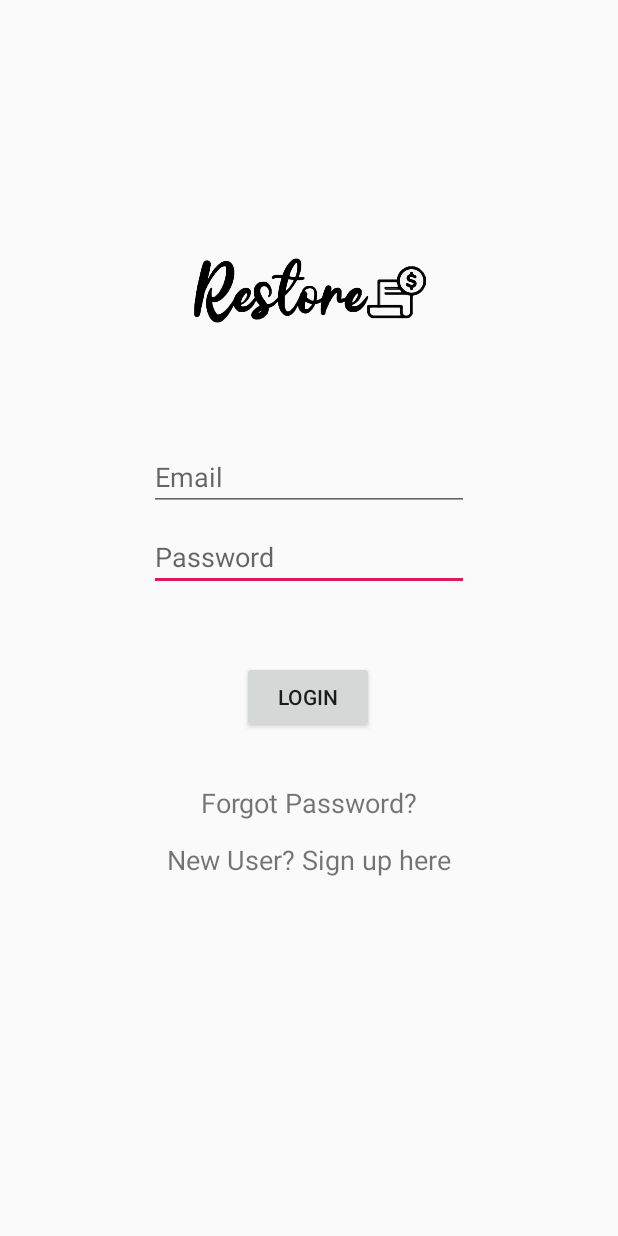
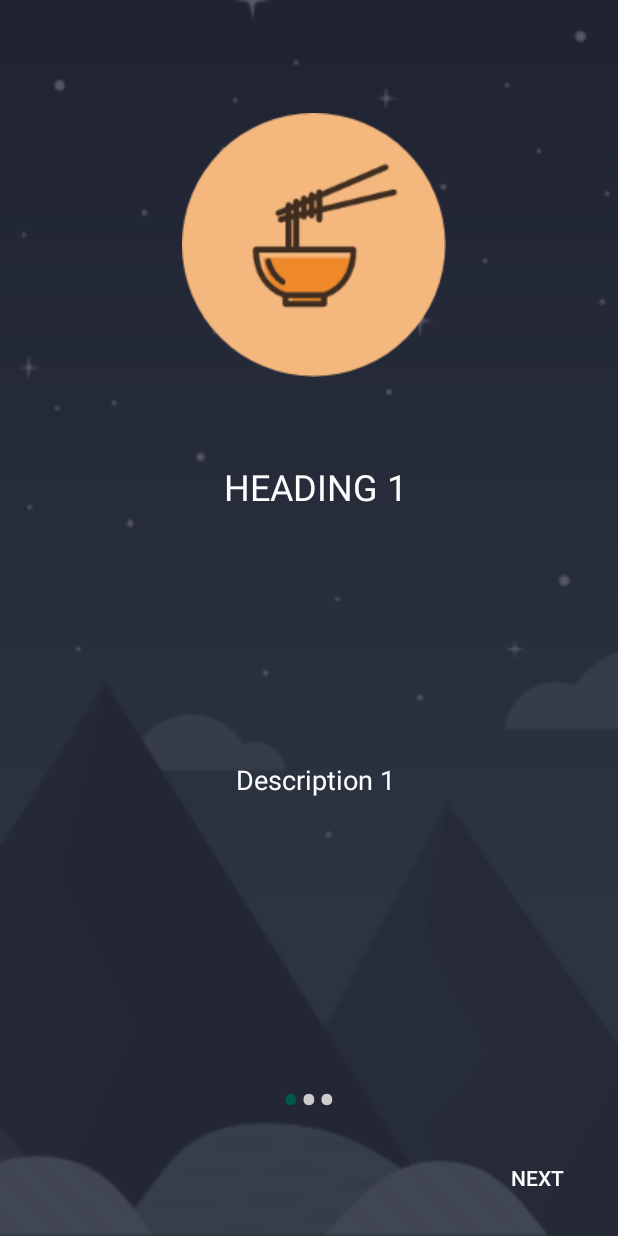
Before and after one commit to e0309463/restoreorbital, an Android app: the screen it shows after launch (MainActivity before the commit, Carousel after it), on a phone screen of 412 x 824 dp. Run offline under Robolectric (Android 15) with nearby library versions, the phone set to English and light mode, and no system bars; libraries missing offline, so code that uses them is left out: com.felipecsl.gifimageview.

Commit message:
introductory carousel + updated background of main page

```diff
--- a/app/src/main/AndroidManifest.xml
+++ b/app/src/main/AndroidManifest.xml
@@ -9,10 +9,11 @@
         android:roundIcon="@mipmap/ic_launcher_round"
         android:supportsRtl="true"
         android:theme="@style/AppTheme">
+        <activity android:name=".Carousel"></activity>
         <activity
             android:name=".SecondActivitymodded"
             android:label="@string/title_activity_second_activitymodded"
-            android:theme="@style/AppTheme.NoActionBar"></activity>
+            android:theme="@style/AppTheme.NoActionBar" />
         <activity android:name=".MainActivity" />
         <activity
             android:name=".PasswordActivity"
--- /dev/null
+++ b/app/src/main/java/com/example/myapplication/Carousel.java
@@ -0,0 +1,126 @@
+package com.example.myapplication;
+
+import android.content.Intent;
+import android.support.v4.view.ViewPager;
+import android.support.v7.app.AppCompatActivity;
+import android.os.Bundle;
+import android.text.Html;
+import android.view.View;
+import android.widget.Button;
+import android.widget.LinearLayout;
+import android.widget.TextView;
+
+import org.w3c.dom.Text;
+
+public class Carousel extends AppCompatActivity {
+
+    private ViewPager mSlideViewPager;
+    private LinearLayout mDotLayout;
+
+    private TextView[] mDots;
+
+    private SliderAdapter sliderAdapter;
+
+    private Button mNextBtn;
+    private Button mBackBtn;
+
+    private int mCurrentPage;
+    @Override
+    protected void onCreate(Bundle savedInstanceState) {
+        super.onCreate(savedInstanceState);
+        setContentView(R.layout.activity_carousel);
+
+        mSlideViewPager = (ViewPager)findViewById(R.id.slideViewPager);
+        mDotLayout = (LinearLayout)findViewById(R.id.dotsLayout);
+
+        mNextBtn = (Button) findViewById(R.id.nextBtn);
+        mBackBtn = (Button) findViewById(R.id.prevBtn);
+
+
+        sliderAdapter = new SliderAdapter(this);
+        mSlideViewPager.setAdapter(sliderAdapter);
+
+
+        addDotsIndicator(0);
+        mSlideViewPager.addOnPageChangeListener(viewListener);
+
+        mNextBtn.setOnClickListener(new View.OnClickListener() {
+            @Override
+            public void onClick(View v) {
+                mSlideViewPager.setCurrentItem(mCurrentPage + 1);
+            }
+        });
+
+        mBackBtn.setOnClickListener(new View.OnClickListener() {
+            @Override
+            public void onClick(View v) {
+                mSlideViewPager.setCurrentItem(mCurrentPage - 1);
+            }
+        });
+    }
+
+    public void addDotsIndicator(int position) {
+        mDots = new TextView[3];
+        mDotLayout.removeAllViews();
+        for (int i = 0; i < mDots.length; i++) {
+            mDots[i] = new TextView(this);
+            mDots[i].setText(Html.fromHtml("&#8226;"));
+            mDots[i].setTextSize(35);
+            mDots[i].setTextColor(getResources().getColor(R.color.colorTransparentWhite));
+            mDotLayout.addView(mDots[i]);
+        }
+
+        if (mDots.length > 0) {
+            mDots[position].setTextColor(getResources().getColor(R.color.colorPrimaryDark));
+        }
+    }
+
+
+    ViewPager.OnPageChangeListener viewListener = new ViewPager.OnPageChangeListener() {
+        @Override
+        public void onPageScrolled(int i, float v, int i1) {
+
+        }
+
+        @Override
+        public void onPageSelected(int i) {
+            addDotsIndicator(i);
+            mCurrentPage = i;
+
+            if(i == 0) {
+                mNextBtn.setEnabled(true);
+                mBackBtn.setEnabled(false);
+                mBackBtn.setVisibility(View.INVISIBLE);
+
+                mNextBtn.setText("Next");
+                mBackBtn.setText("");
+
+            } else if (i == mDots.length - 1) {
+                //mNextBtn.setEnabled(false);
+                mBackBtn.setEnabled(true);
+                mNextBtn.setVisibility(View.VISIBLE);
+
+                mNextBtn.setText("Let's Go");
+                mNextBtn.setOnClickListener(new View.OnClickListener() {
+                    @Override
+                    public void onClick(View v) {
+                        startActivity(new Intent(Carousel.this,MainActivity.class));
+                    }
+                });
+                mBackBtn.setText("Back");
+            } else {
+                mNextBtn.setEnabled(true);
+                mBackBtn.setEnabled(true);
+                mBackBtn.setVisibility(View.VISIBLE);
+
+                mNextBtn.setText("Next");
+                mBackBtn.setText("Back");
+            }
+        }
+
+        @Override
+        public void onPageScrollStateChanged(int i) {
+
+        }
+    };
+}
--- /dev/null
+++ b/app/src/main/java/com/example/myapplication/SliderAdapter.java
@@ -0,0 +1,76 @@
+package com.example.myapplication;
+
+import android.content.Context;
+import android.support.annotation.NonNull;
+import android.support.constraint.ConstraintLayout;
+import android.support.v4.view.PagerAdapter;
+import android.view.LayoutInflater;
+import android.view.View;
+import android.view.ViewGroup;
+import android.widget.ImageView;
+import android.widget.RelativeLayout;
+import android.widget.TextView;
+
+import com.example.myapplication.R;
+
+import org.w3c.dom.Text;
+
+public class SliderAdapter extends PagerAdapter {
+
+    Context context;
+    LayoutInflater layoutInflater;
+
+    public SliderAdapter(Context context) {
+        this.context = context;
+    }
+
+    public int[] slide_images = {
+            R.drawable.caro1,
+            R.drawable.caro2,
+            R.drawable.caro3
+    };
+
+    public String[] slide_headings ={
+            "Heading 1",
+            "Heading 2",
+            "Heading 3"
+    };
+
+    public String[] slide_desc = {
+            "Description 1",
+            "Description 2",
+            "Description 3"
+    };
+
+    @Override
+    public int getCount() {
+        return slide_headings.length;
+    }
+
+    @Override
+    public boolean isViewFromObject(@NonNull View view, @NonNull Object o) {
+        return view == (ConstraintLayout) o;
+    }
+
+    @Override
+    public Object instantiateItem(ViewGroup container, int position) {
+        layoutInflater = (LayoutInflater) context.getSystemService(context.LAYOUT_INFLATER_SERVICE);
+        View view = layoutInflater.inflate(R.layout.slide_layout, container, false);
+
+        ImageView slideImageView = (ImageView)view.findViewById(R.id.slide_image);
+        TextView slideHeading = (TextView) view.findViewById(R.id.slide_heading);
+        TextView slideDescription = (TextView) view.findViewById(R.id.slide_desc);
+
+        slideImageView.setImageResource(slide_images[position]);
+        slideHeading.setText(slide_headings[position]);
+        slideDescription.setText(slide_desc[position]);
+
+        container.addView(view);
+        return view;
+    }
+
+    @Override
+    public void destroyItem(ViewGroup container, int position, Object object) {
+        container.removeView((ConstraintLayout)object);
+    }
+}
--- a/app/src/main/java/com/example/myapplication/SplashScreen.java
+++ b/app/src/main/java/com/example/myapplication/SplashScreen.java
@@ -23,7 +23,7 @@ public class SplashScreen extends AppCompatActivity {
         new Handler().postDelayed(new Runnable() {
             @Override
             public void run() {
-                Intent homeIntent = new Intent(SplashScreen.this,MainActivity.class);
+                Intent homeIntent = new Intent(SplashScreen.this,Carousel.class);
                 startActivity(homeIntent);
                 finish();
             }
--- /dev/null
+++ b/app/src/main/res/layout/activity_carousel.xml
@@ -0,0 +1,67 @@
+<?xml version="1.0" encoding="utf-8"?>
+<android.support.constraint.ConstraintLayout xmlns:android="http://schemas.android.com/apk/res/android"
+    xmlns:app="http://schemas.android.com/apk/res-auto"
+    xmlns:tools="http://schemas.android.com/tools"
+    android:layout_width="match_parent"
+    android:layout_height="match_parent"
+    android:background="@drawable/caro_background"
+    tools:context=".Carousel">
+
+    <Button
+        android:id="@+id/nextBtn"
+        android:layout_width="91dp"
+        android:layout_height="61dp"
+        android:layout_marginStart="8dp"
+        android:layout_marginEnd="8dp"
+        android:layout_marginBottom="8dp"
+        android:background="@android:color/transparent"
+        android:text="Next"
+        android:textColor="#FDFDFE"
+        android:textSize="14sp"
+        app:layout_constraintBottom_toBottomOf="parent"
+        app:layout_constraintEnd_toEndOf="parent"
+        app:layout_constraintHorizontal_bias="1.0"
+        app:layout_constraintStart_toEndOf="@+id/dotsLayout"
+        />
+
+    <android.support.v4.view.ViewPager
+        android:id="@+id/slideViewPager"
+        android:layout_width="409dp"
+        android:layout_height="654dp"
+        android:layout_marginStart="8dp"
+        app:layout_constraintEnd_toEndOf="parent"
+        app:layout_constraintStart_toStartOf="parent"
+        app:layout_constraintTop_toTopOf="parent"></android.support.v4.view.ViewPager>
+
+    <LinearLayout
+        android:id="@+id/dotsLayout"
+        android:layout_width="134dp"
+        android:layout_height="61dp"
+        android:layout_marginStart="8dp"
+        android:layout_marginTop="8dp"
+        android:layout_marginEnd="8dp"
+        android:layout_marginBottom="8dp"
+        android:gravity="center_horizontal"
+        android:orientation="horizontal"
+        app:layout_constraintBottom_toBottomOf="parent"
+        app:layout_constraintEnd_toEndOf="parent"
+        app:layout_constraintStart_toStartOf="parent"
+        app:layout_constraintTop_toBottomOf="@+id/slideViewPager"></LinearLayout>
+
+    <Button
+        android:id="@+id/prevBtn"
+        android:layout_width="91dp"
+        android:layout_height="61dp"
+        android:layout_marginStart="8dp"
+        android:layout_marginEnd="8dp"
+        android:layout_marginBottom="8dp"
+        android:background="@android:color/transparent"
+        android:text="Back"
+        android:textColor="#FDFDFE"
+        android:visibility="invisible"
+        app:layout_constraintBottom_toBottomOf="parent"
+        app:layout_constraintEnd_toStartOf="@+id/dotsLayout"
+        app:layout_constraintHorizontal_bias="0.0"
+        app:layout_constraintStart_toStartOf="parent" />
+
+</android.support.constraint.ConstraintLayout>
--- a/app/src/main/res/layout/activity_main.xml
+++ b/app/src/main/res/layout/activity_main.xml
@@ -4,7 +4,8 @@
     xmlns:tools="http://schemas.android.com/tools"
     android:layout_width="match_parent"
     android:layout_height="match_parent"
-    tools:context=".MainActivity">
+    tools:context=".MainActivity"
+    android:background="@drawable/crushedbg">
 
     <Button
         android:id="@+id/btnLogin"
@@ -15,6 +16,7 @@
         android:layout_marginEnd="8dp"
         android:layout_marginBottom="8dp"
         android:text="Login"
+        android:background="@android:color/transparent"
         app:layout_constraintBottom_toBottomOf="parent"
         app:layout_constraintEnd_toEndOf="parent"
         app:layout_constraintHorizontal_bias="0.498"
@@ -31,6 +33,7 @@
         android:layout_marginEnd="8dp"
         android:layout_marginBottom="8dp"
         android:text="New User? Sign up here"
+        android:textColor="#0C0B0B"
         android:textSize="18sp"
         app:layout_constraintBottom_toBottomOf="parent"
         app:layout_constraintEnd_toEndOf="parent"
@@ -65,6 +68,7 @@
         android:ems="10"
         android:hint="Password"
         android:inputType="textPassword"
+        android:textColorHint="#0C0B0B"
         app:layout_constraintBottom_toBottomOf="@+id/imageView3"
         app:layout_constraintEnd_toEndOf="parent"
         app:layout_constraintStart_toStartOf="parent"
@@ -82,6 +86,7 @@
         android:ems="10"
         android:hint="Email "
         android:inputType="textPersonName"
+        android:textColorHint="#0C0B0B"
         app:layout_constraintBottom_toBottomOf="parent"
         app:layout_constraintEnd_toEndOf="parent"
         app:layout_constraintStart_toStartOf="parent"
@@ -97,6 +102,9 @@
         android:layout_marginEnd="8dp"
         android:layout_marginBottom="8dp"
         android:text="Forgot Password?"
+        android:textColor="#0C0B0B"
+        android:textColorHint="#0C0B0B"
+        android:textColorLink="#0C0B0B"
         android:textSize="18sp"
         app:layout_constraintBottom_toBottomOf="parent"
         app:layout_constraintEnd_toEndOf="parent"
--- /dev/null
+++ b/app/src/main/res/layout/slide_layout.xml
@@ -0,0 +1,69 @@
+<?xml version="1.0" encoding="utf-8"?>
+<android.support.constraint.ConstraintLayout xmlns:android="http://schemas.android.com/apk/res/android"
+    xmlns:app="http://schemas.android.com/apk/res-auto"
+    xmlns:tools="http://schemas.android.com/tools"
+    android:layout_width="match_parent" android:layout_height="match_parent">
+
+    <ImageView
+        android:id="@+id/slide_image"
+        android:layout_width="wrap_content"
+        android:layout_height="wrap_content"
+        android:layout_alignParentStart="true"
+        android:layout_alignParentEnd="true"
+        android:layout_marginStart="8dp"
+        android:layout_marginTop="8dp"
+        android:layout_marginEnd="8dp"
+        android:layout_marginBottom="8dp"
+        app:layout_constraintBottom_toBottomOf="parent"
+        app:layout_constraintEnd_toEndOf="parent"
+        app:layout_constraintHorizontal_bias="0.497"
+        app:layout_constraintStart_toStartOf="parent"
+        app:layout_constraintTop_toTopOf="parent"
+        app:layout_constraintVertical_bias="0.146"
+        app:srcCompat="@drawable/caro1" />
+
+    <TextView
+        android:id="@+id/slide_heading"
+        android:layout_width="185dp"
+        android:layout_height="114dp"
+        android:layout_below="@+id/slide_image"
+        android:layout_alignParentStart="true"
+        android:layout_alignParentEnd="true"
+        android:layout_alignParentBottom="true"
+        android:layout_marginStart="8dp"
+        android:layout_marginTop="8dp"
+        android:layout_marginEnd="8dp"
+        android:layout_marginBottom="8dp"
+        android:text="TextView"
+        android:gravity="center"
+        android:textAllCaps="true"
+        android:textAppearance="@style/TextAppearance.AppCompat.Body1"
+        android:textColor="#FDFDFE"
+        android:textSize="24sp"
+        app:layout_constraintBottom_toBottomOf="parent"
+        app:layout_constraintEnd_toEndOf="parent"
+        app:layout_constraintStart_toStartOf="parent"
+        app:layout_constraintTop_toBottomOf="@+id/slide_image"
+        app:layout_constraintVertical_bias="0.03" />
+
+    <TextView
+        android:id="@+id/slide_desc"
+        android:layout_width="306dp"
+        android:layout_height="279dp"
+        android:layout_alignParentStart="true"
+        android:layout_alignParentEnd="true"
+        android:layout_alignParentBottom="true"
+        android:layout_marginStart="8dp"
+        android:layout_marginEnd="8dp"
+        android:layout_marginBottom="8dp"
+        android:text="TextView"
+        android:gravity="center"
+        android:textAllCaps="false"
+        android:textColor="#FDFDFE"
+        android:textSize="18sp"
+        app:layout_constraintBottom_toBottomOf="parent"
+        app:layout_constraintEnd_toEndOf="parent"
+        app:layout_constraintStart_toStartOf="parent"
+        app:layout_constraintTop_toBottomOf="@+id/slide_heading"
+        app:layout_constraintVertical_bias="0.132" />
+</android.support.constraint.ConstraintLayout>
--- a/app/src/main/res/values/colors.xml
+++ b/app/src/main/res/values/colors.xml
@@ -3,4 +3,6 @@
     <color name="colorPrimary">#008577</color>
     <color name="colorPrimaryDark">#00574B</color>
     <color name="colorAccent">#D81B60</color>
+    <color name="colorWhite">#FFFFFF</color>
+    <color name="colorTransparentWhite">#cccccc</color>
 </resources>
```
Also changed, not shown: app/src/main/res/drawable/caro1.png (added), app/src/main/res/drawable/caro2.png (added), app/src/main/res/drawable/caro3.png (added), app/src/main/res/drawable/caro_background.png (added), app/src/main/res/drawable/crushedbg.jpg (added).
